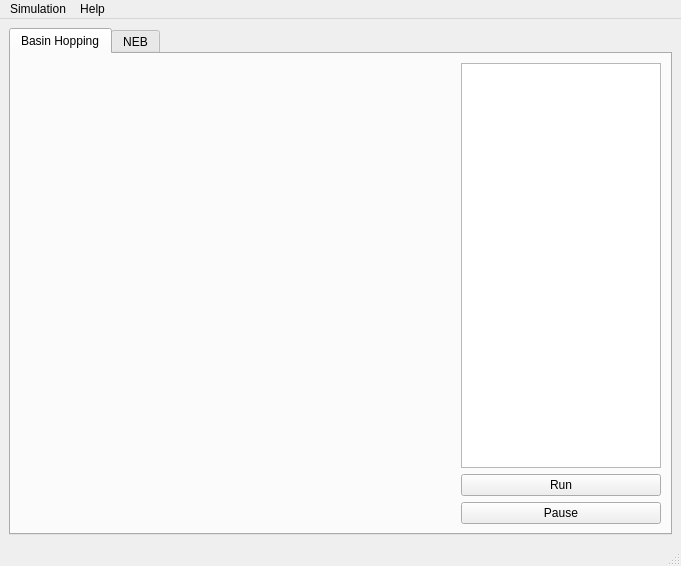
pele-python/pele, file pygmin/gui/MainWindow.ui: the form before one commit.
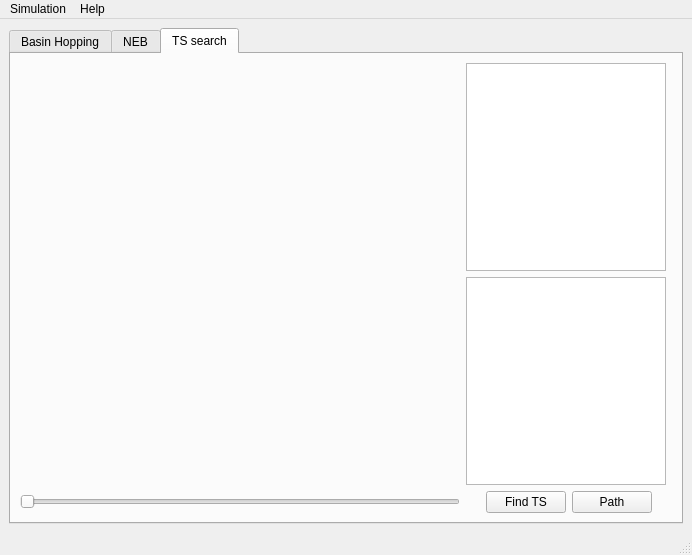
The form after the commit. The open tabs and pages were chosen to show the change. Custom widgets are drawn as their Qt base class.

Commit message: first version of single ended search in gui

Patch:
```diff
--- a/pygmin/gui/MainWindow.ui
+++ b/pygmin/gui/MainWindow.ui
@@ -6,8 +6,8 @@
    <rect>
     <x>0</x>
     <y>0</y>
-    <width>681</width>
-    <height>566</height>
+    <width>692</width>
+    <height>555</height>
    </rect>
   </property>
   <property name="sizePolicy">
@@ -202,6 +202,108 @@
         </item>
        </layout>
       </widget>
+      <widget class="QWidget" name="tab">
+       <attribute name="title">
+        <string>TS search</string>
+       </attribute>
+       <layout class="QGridLayout" name="gridLayout_8">
+        <item row="1" column="0">
+         <widget class="QSlider" name="sliderTS">
+          <property name="maximum">
+           <number>2</number>
+          </property>
+          <property name="orientation">
+           <enum>Qt::Horizontal</enum>
+          </property>
+         </widget>
+        </item>
+        <item row="1" column="2">
+         <layout class="QGridLayout" name="gridLayout_6">
+          <property name="leftMargin">
+           <number>20</number>
+          </property>
+          <property name="topMargin">
+           <number>0</number>
+          </property>
+          <property name="rightMargin">
+           <number>20</number>
+          </property>
+          <item row="0" column="0">
+           <widget class="QPushButton" name="btnTSSearch">
+            <property name="sizePolicy">
+             <sizepolicy hsizetype="Maximum" vsizetype="Fixed">
+              <horstretch>0</horstretch>
+              <verstretch>0</verstretch>
+             </sizepolicy>
+            </property>
+            <property name="maximumSize">
+             <size>
+              <width>100</width>
+              <height>100</height>
+             </size>
+            </property>
+            <property name="text">
+             <string>Find TS</string>
+            </property>
+           </widget>
+          </item>
+          <item row="0" column="1">
+           <widget class="QPushButton" name="pushButton">
+            <property name="text">
+             <string>Path</string>
+            </property>
+           </widget>
+          </item>
+         </layout>
+        </item>
+        <item row="0" column="0">
+         <widget class="Show3D" name="oglTS" native="true">
+          <property name="sizePolicy">
+           <sizepolicy hsizetype="Expanding" vsizetype="Preferred">
+            <horstretch>0</horstretch>
+            <verstretch>0</verstretch>
+           </sizepolicy>
+          </property>
+         </widget>
+        </item>
+        <item row="0" column="2">
+         <layout class="QVBoxLayout" name="verticalLayout_9" stretch="0,0">
+          <item>
+           <widget class="QListWidget" name="listFrom">
+            <property name="sizePolicy">
+             <sizepolicy hsizetype="Maximum" vsizetype="Expanding">
+              <horstretch>0</horstretch>
+              <verstretch>0</verstretch>
+             </sizepolicy>
+            </property>
+            <property name="maximumSize">
+             <size>
+              <width>200</width>
+              <height>16777215</height>
+             </size>
+            </property>
+           </widget>
+          </item>
+          <item>
+           <widget class="QListWidget" name="listTo">
+            <property name="sizePolicy">
+             <sizepolicy hsizetype="Maximum" vsizetype="Expanding">
+              <horstretch>0</horstretch>
+              <verstretch>0</verstretch>
+             </sizepolicy>
+            </property>
+            <property name="maximumSize">
+             <size>
+              <width>200</width>
+              <height>16777215</height>
+             </size>
+            </property>
+           </widget>
+          </item>
+         </layout>
+        </item>
+       </layout>
+      </widget>
      </widget>
     </item>
    </layout>
@@ -211,7 +313,7 @@
     <rect>
      <x>0</x>
      <y>0</y>
-     <width>681</width>
+     <width>692</width>
      <height>23</height>
     </rect>
    </property>
```
Left out of the diff: 91 changed lines with no effect on the pictures. The commit also changes 4 other files.
